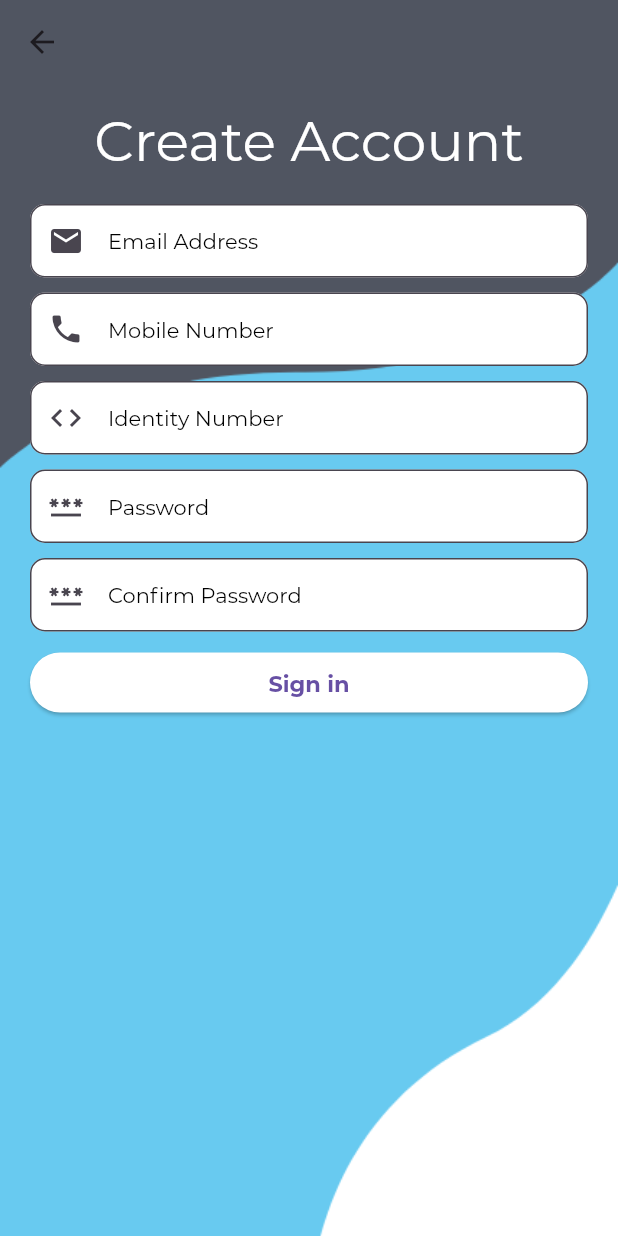
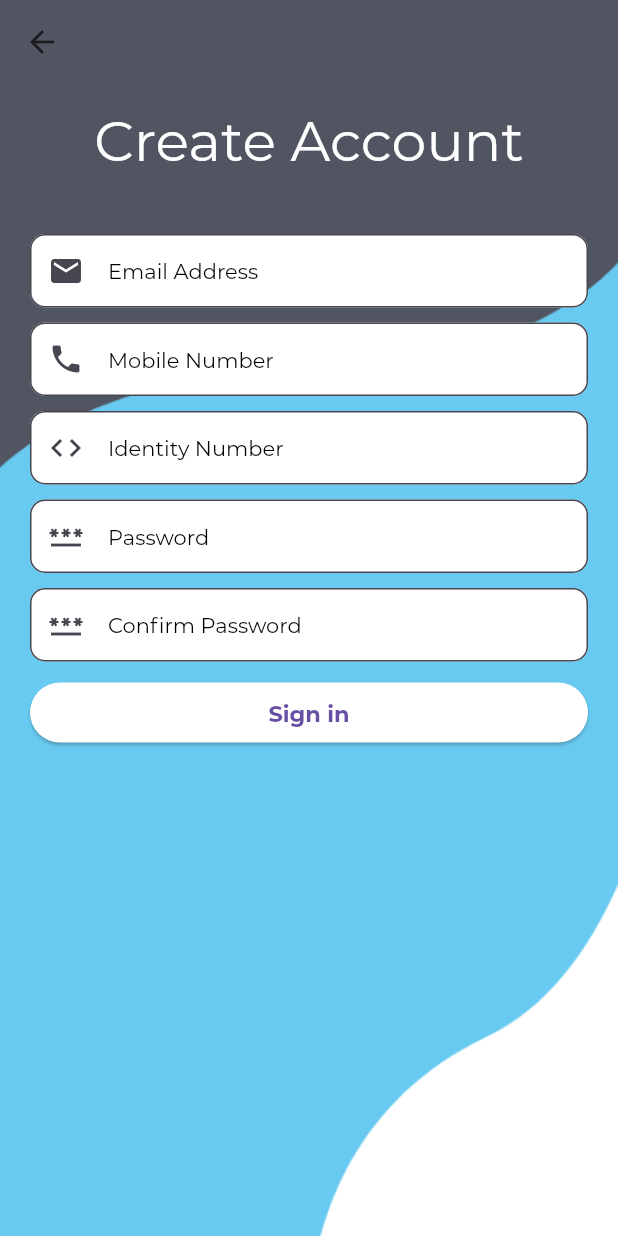
Before and after one commit to sh4k4w4t/bengal_islami_life_insurance_multiplatform_application, a Flutter app: the RegisterPage screen opened directly, on a phone screen of 412 x 824 dp. Run offline on Flutter 3.47's test engine with Material 2 defaults, Android fonts, the phone set to English and light mode, and no system bars; our stand-ins replace bloc, equatable, flutter_bloc, get.

```diff
--- a/lib/ui/login_register/register.dart
+++ b/lib/ui/login_register/register.dart
@@ -35,7 +35,7 @@ class _RegisterPageState extends State<RegisterPage> {
                 ),
               ),
               Container(
-                margin: EdgeInsets.only(left: 20, right: 20, top: 20),
+                margin: EdgeInsets.only(left: 20, right: 20, top: 40),
                 child: Column(
                   mainAxisAlignment: MainAxisAlignment.start,
                   children: [
```
